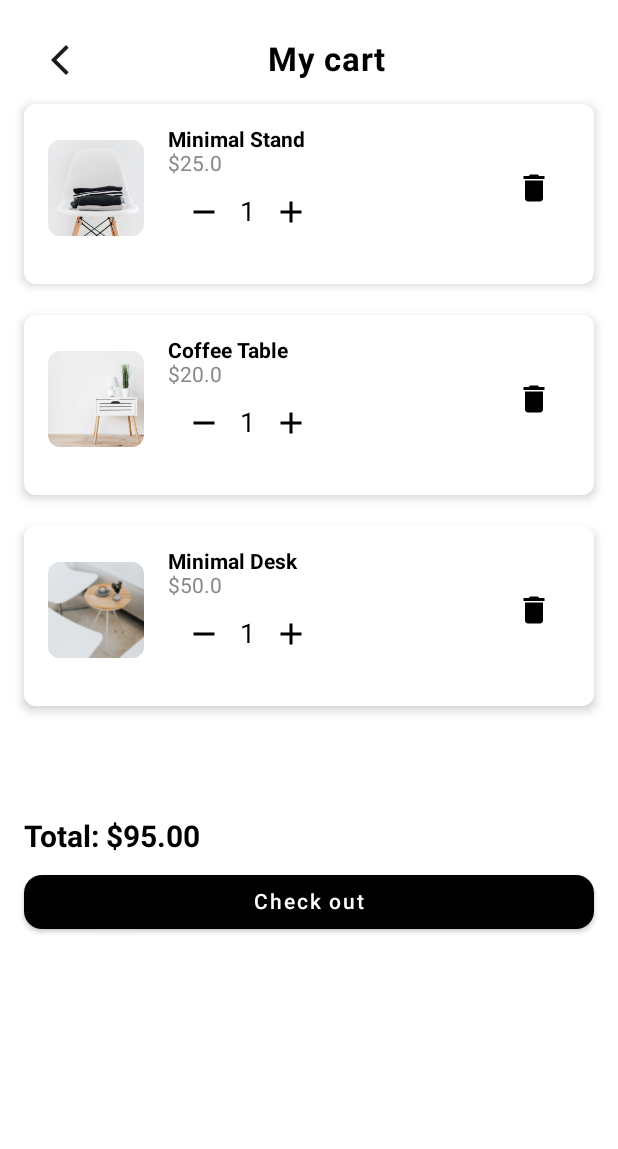
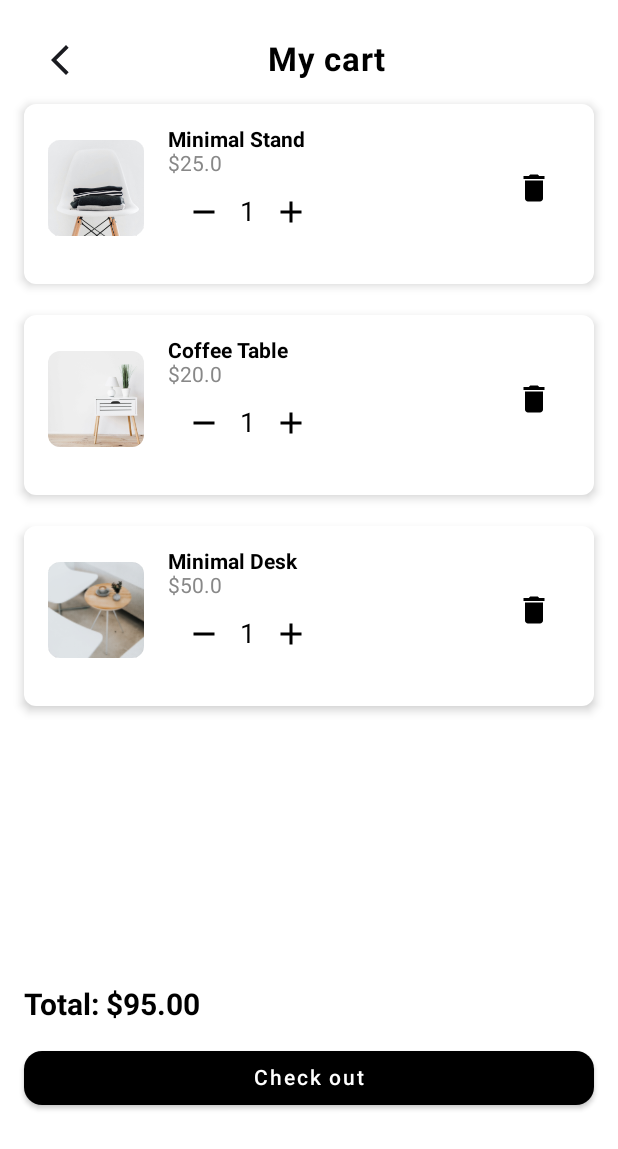
Before and after one commit to VanQuyet04/Assignment_KOT104_PH35419, an Android app built with Jetpack Compose: the composable CartScreen shown on its own in the app's theme, on a phone screen of 412 x 824 dp. Shown: the top 1149 px of the screen. Run offline under Robolectric (Android 15) with nearby library versions, the phone set to English and light mode, and no system bars.

Commit message:
update ui 2805

```diff
--- a/app/src/main/java/com/example/assignment_kot104_ph35419/ui/screens/CartScreen.kt
+++ b/app/src/main/java/com/example/assignment_kot104_ph35419/ui/screens/CartScreen.kt
@@ -79,7 +79,14 @@ fun CartScreen(navController: NavHostController) {
                         onRightClick = { }
                     ) {}
 
-                    LazyColumn {
+                    Box(
+                        modifier = Modifier
+                            .fillMaxSize()
+                            .weight(1f)
+                    ) {
+                        LazyColumn(
+                            modifier = Modifier.fillMaxSize()
+                        ) {
                             items(items.size) { index ->
                                 val item = items[index]
                                 CartItemCard(item, onRemove = { items.remove(item) })
@@ -87,12 +94,12 @@ fun CartScreen(navController: NavHostController) {
                             }
                         }
 
-                    // Khoảng trống giữa danh sách và cột giá + nút
-                    Spacer(modifier = Modifier.height(60.dp))
-
                         // Cột giá và nút checkout
                         Column(
-                        modifier = Modifier.fillMaxWidth()
+                            modifier = Modifier
+                                .align(Alignment.BottomCenter)
+                                .background(Color.White)
+                                .padding(bottom = 60.dp)
                         ) {
                             Text(
                                 text = "Total: $${"%.2f".format(total)}",
@@ -102,11 +109,17 @@ fun CartScreen(navController: NavHostController) {
                             )
                             Button(
                                 onClick = { },
-                            modifier = Modifier.fillMaxWidth(),
+                                modifier = Modifier
+                                    .fillMaxWidth()
+                                    .padding(vertical = 5.dp),
                                 shape = MaterialTheme.shapes.medium,
-                            colors = ButtonDefaults.buttonColors(backgroundColor = Color.Black, contentColor = Color.White) // Điều chỉnh màu chữ ở đây
+                                colors = ButtonDefaults.buttonColors(
+                                    backgroundColor = Color.Black,
+                                    contentColor = Color.White
+                                )
                             ) {
                                 Text("Check out")
+                            }
                         }
                     }
                 }
@@ -157,7 +170,7 @@ fun CartItemCard(item: CartItem, onRemove: () -> Unit) {
                             }
                             Text("$quantity", fontSize = 18.sp)
                             IconButton(onClick = { quantity++ }) {
-                                Icon(Icons.Default.Add, contentDescription  = "Increase quantity")
+                                Icon(Icons.Default.Add, contentDescription = "Increase quantity")
                             }
                         }
                     }
@@ -167,7 +180,6 @@ fun CartItemCard(item: CartItem, onRemove: () -> Unit) {
                 }
             }
             Spacer(modifier = Modifier.height(8.dp))
-
         }
     }
 }
```
Also changed, not shown: app/src/main/java/com/example/assignment_kot104_ph35419/activity/MainActivity.kt (+7 -2 lines), app/src/main/java/com/example/assignment_kot104_ph35419/navigation/bottom_graph.kt (+8 -0 lines), app/src/main/java/com/example/assignment_kot104_ph35419/ui/screens/DetailScreen.kt (+7 -6 lines), app/src/main/java/com/example/assignment_kot104_ph35419/ui/screens/HomeScreen.kt (+5 -9 lines). Lines whose indentation alone changed are shown as unchanged.
